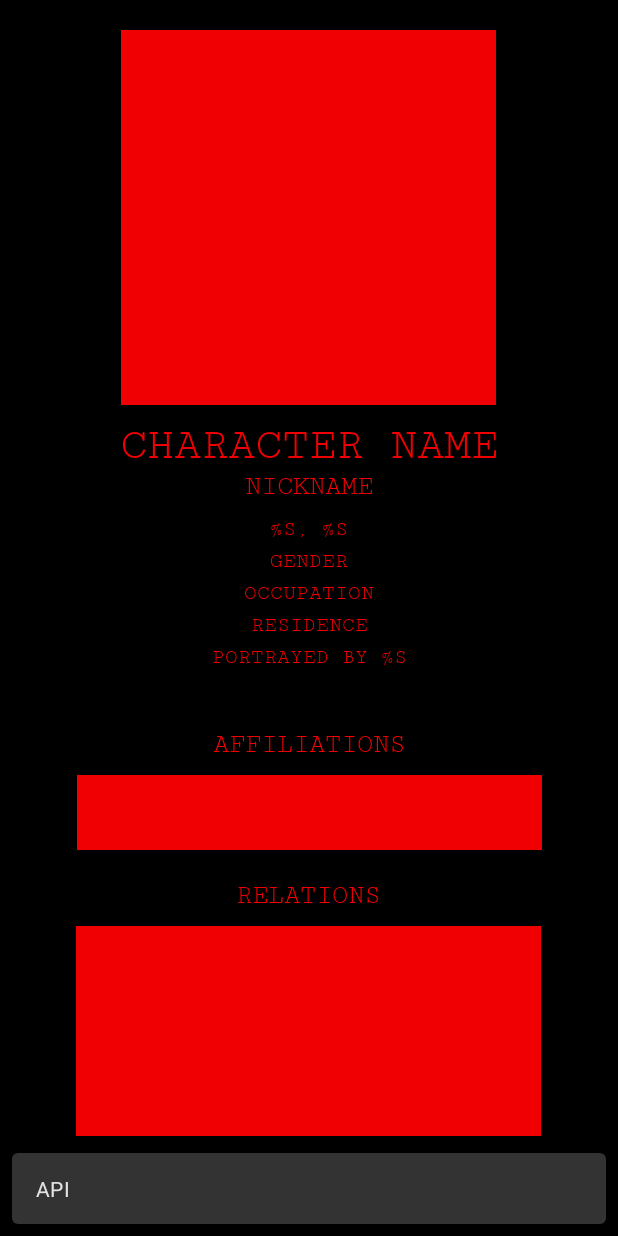
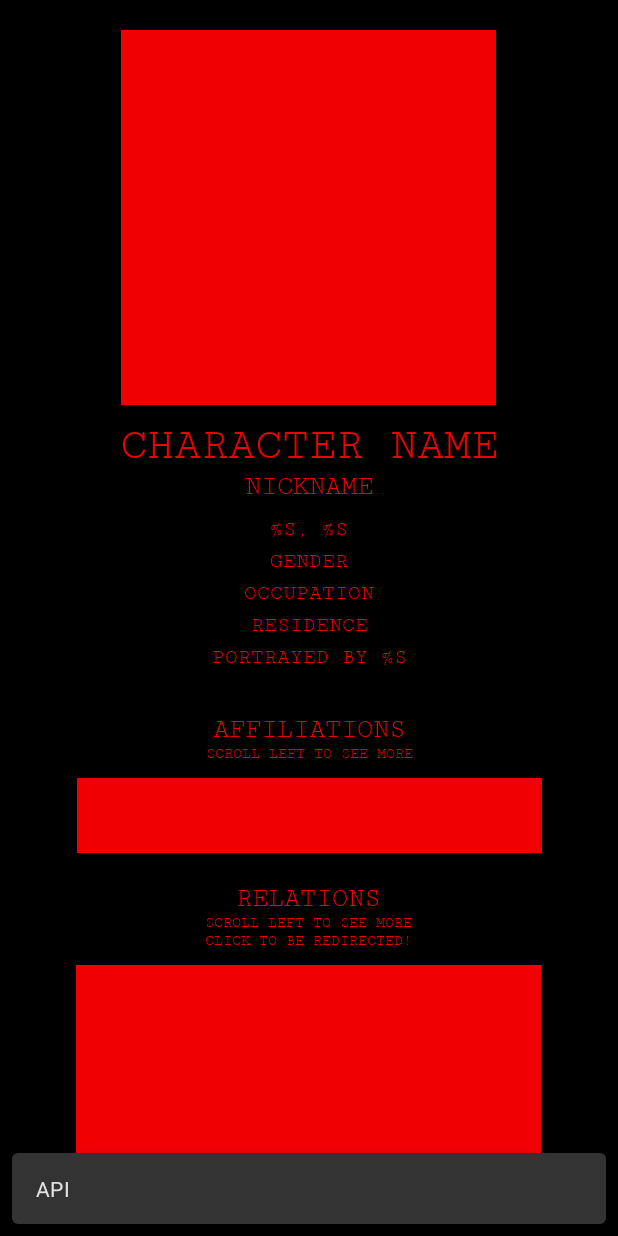
Before and after one commit to francyaas/StrangerThings, an Android app: the CharacterActivity screen opened directly, with no data from a screen before it, on a phone screen of 412 x 824 dp. Run offline under Robolectric (Android 15) with nearby library versions, the phone set to English and light mode, and no system bars; 9 statements that could not run were skipped.

Commit message:
Implementação de acessibilidade

```diff
--- a/app/src/main/res/layout/activity_character.xml
+++ b/app/src/main/res/layout/activity_character.xml
@@ -34,7 +34,7 @@
             style="@style/redText"
             android:layout_width="wrap_content"
             android:layout_height="wrap_content"
-            android:layout_marginTop="40dp"
+            android:layout_marginTop="30dp"
             android:text="@string/affiliations"
             android:textColor="@color/stranger_red"
             android:textSize="18sp"
@@ -51,7 +51,7 @@
             app:layout_constraintEnd_toEndOf="parent"
             app:layout_constraintHorizontal_bias="0.498"
             app:layout_constraintStart_toStartOf="parent"
-            app:layout_constraintTop_toBottomOf="@+id/textViewRelations" />
+            app:layout_constraintTop_toBottomOf="@+id/textViewInstructionRe2" />
 
         <androidx.viewpager2.widget.ViewPager2
             android:id="@+id/viewPagerAffiliations"
@@ -61,7 +61,7 @@
             android:background="@color/stranger_red"
             app:layout_constraintEnd_toEndOf="parent"
             app:layout_constraintStart_toStartOf="parent"
-            app:layout_constraintTop_toBottomOf="@+id/textViewAffiliations" />
+            app:layout_constraintTop_toBottomOf="@+id/textViewInstructionAf" />
 
         <ImageView
             android:id="@+id/imageViewCharacter"
@@ -143,6 +143,41 @@
             app:layout_constraintTop_toBottomOf="@+id/textViewOccupation" />
 
         <TextView
+            android:id="@+id/textViewInstructionAf"
+            style="@style/redText"
+            android:layout_width="wrap_content"
+            android:layout_height="wrap_content"
+            android:text="@string/instruction_scroll"
+            android:textSize="10sp"
+            app:layout_constraintEnd_toEndOf="parent"
+            app:layout_constraintStart_toStartOf="parent"
+            app:layout_constraintTop_toBottomOf="@+id/textViewAffiliations" />
+
+        <TextView
+            android:id="@+id/textViewInstructionRe"
+            style="@style/redText"
+            android:layout_width="wrap_content"
+            android:layout_height="wrap_content"
+            android:text="@string/instruction_scroll"
+            android:textSize="10sp"
+            app:layout_constraintEnd_toEndOf="parent"
+            app:layout_constraintHorizontal_bias="0.498"
+            app:layout_constraintStart_toStartOf="parent"
+            app:layout_constraintTop_toBottomOf="@+id/textViewRelations" />
+
+        <TextView
+            android:id="@+id/textViewInstructionRe2"
+            style="@style/redText"
+            android:layout_width="wrap_content"
+            android:layout_height="wrap_content"
+            android:text="@string/instruction"
+            android:textSize="10sp"
+            app:layout_constraintEnd_toEndOf="parent"
+            app:layout_constraintHorizontal_bias="0.498"
+            app:layout_constraintStart_toStartOf="parent"
+            app:layout_constraintTop_toBottomOf="@+id/textViewInstructionRe" />
+
+        <TextView
             android:id="@+id/textViewPortrayedBy"
             style="@style/redText"
             android:layout_width="wrap_content"
--- a/app/src/main/res/values/strings.xml
+++ b/app/src/main/res/values/strings.xml
@@ -14,6 +14,8 @@
     <string name="residence">RESIDENCE</string>
     <string name="portrayed_by">PORTRAYED BY %s</string>
 
+    <string name="instruction_scroll">SCROLL LEFT TO SEE MORE</string>
+
     <string name="affiliations">AFFILIATIONS</string>
     <string name="affiliation">AFFILIATION</string>
 
```
